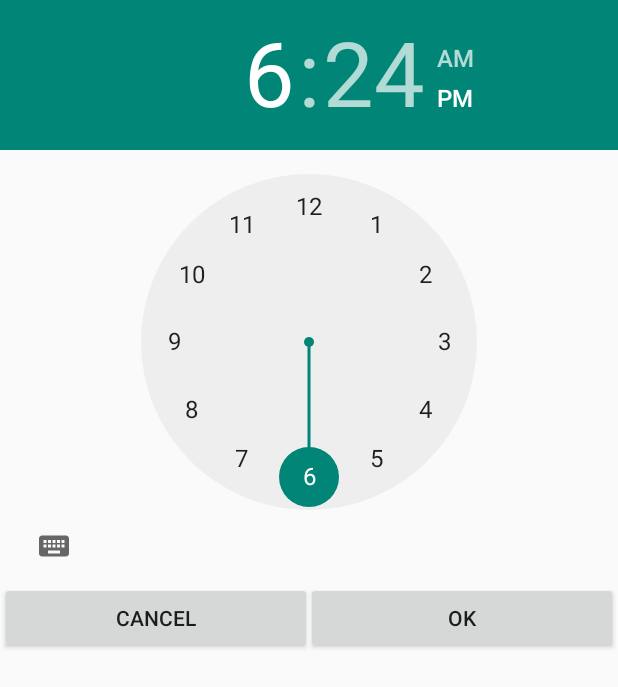
After one commit to DeadMeatGF/Hill_Sprints, an Android app: the layout timepicker_preference_dialog.xml on its own in the app's theme, with its tools: preview values and no code run, on a phone screen of 412 x 824 dp. The commit adds this screen. Shown: the top 687 px of the screen. Run offline under Robolectric (Android 15) with nearby library versions, the phone set to English and light mode, and no system bars.

Commit message:
Not sure this adds anything, but what the hell!

```diff
--- /dev/null
+++ b/app/src/main/res/layout/timepicker_preference_dialog.xml
@@ -0,0 +1,37 @@
+<?xml version="1.0" encoding="utf-8"?>
+<RelativeLayout xmlns:android="http://schemas.android.com/apk/res/android"
+    android:layout_width="match_parent" android:layout_height="match_parent">
+
+    <TimePicker
+        android:layout_width="wrap_content"
+        android:layout_height="wrap_content"
+        android:id="@+id/tpf_timepicker"
+        android:layout_alignParentTop="true"
+        android:layout_centerHorizontal="true" />
+
+    <Button
+        android:layout_width="wrap_content"
+        android:layout_height="wrap_content"
+        android:text="@string/button_cancel"
+        android:id="@+id/tpf_cancel_button"
+        android:layout_below="@+id/tpf_timepicker"
+        android:layout_alignStart="@+id/tpf_timepicker"
+        android:layout_alignEnd="@+id/tpf_button_spacer" />
+
+    <Button
+        android:layout_width="wrap_content"
+        android:layout_height="wrap_content"
+        android:text="@string/button_confirm"
+        android:id="@+id/tpf_confirm_button"
+        android:layout_below="@+id/tpf_timepicker"
+        android:layout_alignEnd="@+id/tpf_timepicker"
+        android:layout_alignStart="@+id/tpf_button_spacer" />
+
+    <Space
+        android:layout_width="4dp"
+        android:layout_height="4dp"
+        android:layout_below="@+id/tpf_timepicker"
+        android:layout_centerHorizontal="true"
+        android:id="@+id/tpf_button_spacer" />
+    />
+</RelativeLayout>
--- a/app/src/main/res/values/standard_excercises.xml
+++ b/app/src/main/res/values/standard_excercises.xml
@@ -1,5 +1,9 @@
 <?xml version="1.0" encoding="utf-8"?>
 <resources>
+    <string name="hill_climb">Hill Climb</string>
+    <string name="rest">Rest</string>
+    <string name="success">Success</string>
+
     <string-array name="standard_exercises">
         <item>Air Squats</item>
         <item>Arm Circles</item>
--- a/app/src/main/res/values/strings.xml
+++ b/app/src/main/res/values/strings.xml
@@ -10,4 +10,6 @@
     <string name="preference_file_key">android.stevegiller.co.uk.hillsprintsprefs</string>
     <string name="set_length">Set Length</string>
     <string name="set_total">Set Total</string>
+    <string name="button_cancel">Cancel</string>
+    <string name="button_confirm">OK</string>
 </resources>
```
Also changed, not shown: app/src/main/java/android/stevegiller/co/uk/hillsprints/SprintsActivity.java (+7 -7 lines), app/src/main/java/android/stevegiller/co/uk/hillsprints/TimePickerPreference.java (added, +102 -0 lines).
